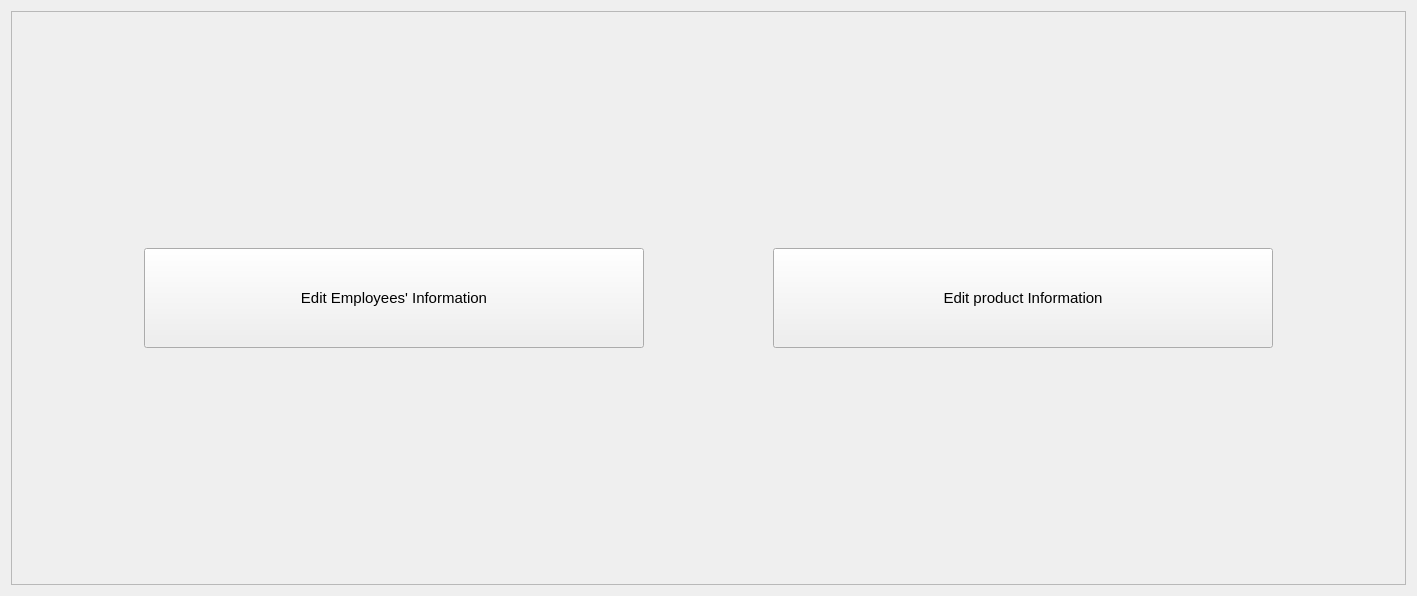
ApplyKCL/SNYProject, file UI_design/LoginUI_Design/Admin_Window_1.ui: the form before one commit.
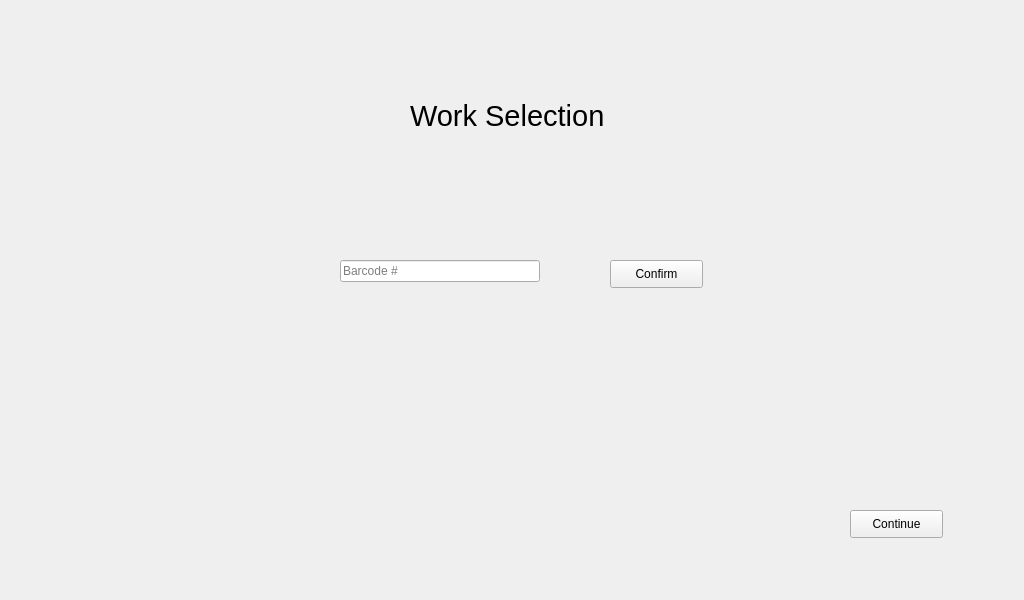
The form after the commit.

The edit to the form file:
```diff
--- a/UI_design/LoginUI_Design/Admin_Window_1.ui
+++ b/UI_design/LoginUI_Design/Admin_Window_1.ui
@@ -6,63 +6,82 @@
    <rect>
     <x>0</x>
     <y>0</y>
-    <width>1417</width>
-    <height>596</height>
+    <width>1024</width>
+    <height>600</height>
    </rect>
   </property>
+  <property name="maximumSize">
+   <size>
+    <width>1024</width>
+    <height>600</height>
+   </size>
+  </property>
   <property name="windowTitle">
    <string>Form</string>
   </property>
-  <layout class="QVBoxLayout" name="verticalLayout">
-   <item>
-    <widget class="QFrame" name="frame">
-     <property name="frameShape">
-      <enum>QFrame::StyledPanel</enum>
-     </property>
-     <property name="frameShadow">
-      <enum>QFrame::Raised</enum>
-     </property>
-     <layout class="QHBoxLayout" name="horizontalLayout">
-      <item>
        <widget class="QPushButton" name="pushButton">
-        <property name="maximumSize">
+   <property name="geometry">
+    <rect>
+     <x>610</x>
+     <y>260</y>
+     <width>93</width>
+     <height>28</height>
+    </rect>
+   </property>
+   <property name="text">
+    <string>Confirm</string>
+   </property>
+  </widget>
+  <widget class="QLineEdit" name="lineEdit">
+   <property name="geometry">
+    <rect>
+     <x>340</x>
+     <y>260</y>
+     <width>200</width>
+     <height>22</height>
+    </rect>
+   </property>
+   <property name="minimumSize">
          <size>
-          <width>500</width>
-          <height>100</height>
-         </size>
-        </property>
-        <property name="font">
-         <font>
-          <pointsize>11</pointsize>
-         </font>
-        </property>
-        <property name="text">
-         <string>Edit Employees' Information</string>
-        </property>
-       </widget>
-      </item>
-      <item>
+     <width>0</width>
+     <height>0</height>
+    </size>
+   </property>
+   <property name="placeholderText">
+    <string>Barcode #</string>
+   </property>
+  </widget>
        <widget class="QPushButton" name="pushButton_2">
-        <property name="maximumSize">
-         <size>
-          <width>500</width>
-          <height>100</height>
-         </size>
+   <property name="geometry">
+    <rect>
+     <x>850</x>
+     <y>510</y>
+     <width>93</width>
+     <height>28</height>
+    </rect>
+   </property>
+   <property name="text">
+    <string>Continue</string>
+   </property>
+  </widget>
+  <widget class="QLabel" name="label">
+   <property name="geometry">
+    <rect>
+     <x>410</x>
+     <y>70</y>
+     <width>301</width>
+     <height>91</height>
+    </rect>
         </property>
         <property name="font">
          <font>
-          <pointsize>11</pointsize>
+     <pointsize>22</pointsize>
          </font>
         </property>
         <property name="text">
-         <string>Edit product Information</string>
-        </property>
-       </widget>
-      </item>
-     </layout>
-    </widget>
-   </item>
-  </layout>
+    <string>Work Selection</string>
+   </property>
+  </widget>
  </widget>
  <resources/>
  <connections/>
```
Lines whose indentation alone changed are shown as unchanged.
